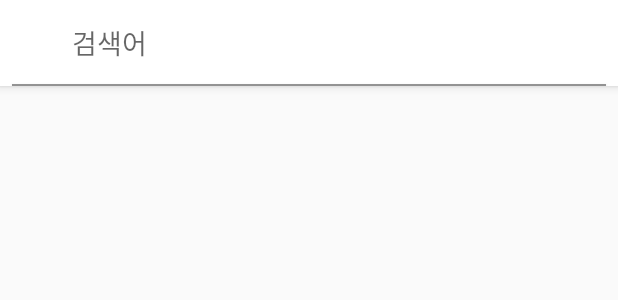
After one commit to Junmung/HangangParksMap, an Android app: the layout activity_culture.xml on its own in the app's theme, with its tools: preview values and no code run, on a phone screen of 412 x 824 dp. The commit adds this screen. Shown: the top 300 px of the screen. Run offline under Robolectric (Android 15) with nearby library versions, the phone set to English and light mode, and no system bars.

Commit message:
CultureActivity 추가

```diff
--- a/app/build.gradle
+++ b/app/build.gradle
@@ -46,7 +46,7 @@ dependencies {
     implementation 'com.google.maps.android:android-maps-utils:0.5+'
     implementation 'com.github.filosganga:geogson-core:1.2.21'
 
-    implementation group: 'com.kakao.sdk', name: 'kakaolink', version:'1.7.0'
+    implementation group: 'com.kakao.sdk', name: 'kakaolink', version: '1.7.0'
 
     implementation 'com.mahc.custombottomsheetbehavior:googlemaps-like:0.9.1'
 
--- /dev/null
+++ b/app/src/main/java/com/example/junmung/hangangparksmap/Culture/CultureActivity.java
@@ -0,0 +1,44 @@
+package com.example.junmung.hangangparksmap.Culture;
+
+import android.support.design.widget.BottomNavigationView;
+import android.support.v4.app.Fragment;
+import android.support.v4.app.FragmentManager;
+import android.support.v4.app.FragmentPagerAdapter;
+import android.support.v4.view.ViewPager;
+import android.support.v7.app.AppCompatActivity;
+import android.os.Bundle;
+import android.view.MenuItem;
+
+import com.example.junmung.hangangparksmap.R;
+
+public class CultureActivity extends AppCompatActivity {
+    // 행사목록 아이템
+    // 아이템내에 즐겨찾기버튼, 기간 지난건 보여주지않기,
+    // 최근일자 순서로 보여주고
+    // 필터가 굉장히 중요!
+    // 필터에 즐겨찾기를 넣는게 나을듯 - 액션바에서 컨트롤 하기 위함
+    // 지역, 일자, 즐겨찾기
+
+    // 클릭했을때 아래로 펼치는 형식? 새로운 액티비티?
+
+
+    //  툴바 커스텀 작업 하기
+
+
+
+    @Override
+    protected void onCreate(Bundle savedInstanceState) {
+        super.onCreate(savedInstanceState);
+        setContentView(R.layout.activity_culture);
+
+        getID_SetListener();
+
+    }
+
+    private void getID_SetListener() {
+
+
+
+
+    }
+}
--- a/app/src/main/java/com/example/junmung/hangangparksmap/MainActivity.java
+++ b/app/src/main/java/com/example/junmung/hangangparksmap/MainActivity.java
@@ -15,6 +15,7 @@ import android.widget.Button;
 import android.widget.Toast;
 
 import com.example.junmung.hangangparksmap.ARGuide.ARGuideActivity;
+import com.example.junmung.hangangparksmap.Culture.CultureActivity;
 import com.example.junmung.hangangparksmap.CulturePointPOJO.CulturePojo;
 import com.example.junmung.hangangparksmap.CulturePointPOJO.Mgishangang;
 import com.example.junmung.hangangparksmap.CulturePointPOJO.Row;
@@ -64,6 +65,8 @@ public class MainActivity extends AppCompatActivity {
 //        SharedPreferences preferences = getSharedPreferences("", MODE_PRIVATE);
 //        getCultureInfos();
 
+
+
     }
 
 
@@ -85,7 +88,8 @@ public class MainActivity extends AppCompatActivity {
                     break;
 
                 case R.id.btn_gate:
-                    Intent exitIntent = new Intent(MainActivity.this, MapActivity.class);
+//                    Intent exitIntent = new Intent(MainActivity.this, MapActivity.class);
+                    Intent exitIntent = new Intent(MainActivity.this, CultureActivity.class);
                     exitIntent.putExtra("Exiting", true);
                     startActivity(exitIntent);
                     break;
@@ -114,19 +118,7 @@ public class MainActivity extends AppCompatActivity {
     }
 
 
-    /**
-     *  한강몽땅 자료 파싱
-     *  서울시에서는 한강관련한 여름 행사인 '한강몽땅'을 진행하고있다.
-     *  이 앱에서는 행사들의 정보를 사용자에게 보여주어야 하는데
-     *  서울시가 제공하는 '지도태깅 API' 에서는 행사사진이나 Url 등 자세한 정보를 제공하지 않는다.
-     *  먼저, Android WebView 로 '한강몽땅' 웹페이지에 들어가서 검색 Url 을 가져왔다.
-     *  사용자가 보고싶어하는 행사의 제목을 검색 하였을 때,
-     *  WebView 내의 웹페이지에서는 해당하는 목록이 뜨게 된다.
-     *  웹페이지 Html Tag 중 행사제목과 같은 Tag 를 찾아내어, href 주소를 통해 들어가야만
-     *  해당하는 행사의 세부정보를 볼 수 있다.
-     *  WebView 의 loadUrl() 함수를 사용하여 Javascript + jQuery 문법으로 href 를 찾아낸 후,
-     *  최종적으로 window.location.href 를 사용하여 세부정보를 사용자에게 보여준다.
-     */
+
     private void getCultureInfos(){
         Retrofit retrofit = RetrofitClient.getCultureCilent();
         ApiService apiService = retrofit.create(ApiService.class);
@@ -159,7 +151,7 @@ public class MainActivity extends AppCompatActivity {
         TedPermission.with(this)
                 .setPermissionListener(permissionListener)
                 .setRationaleMessage("앱을 원활히 이용하기 위해선 권한이 필요합니다")
-                .setDeniedMessage("이걸 거부한다고?")
+                .setDeniedMessage("거부하시면 앱의 사용이 어렵습니다")
                 .setPermissions(
                         Manifest.permission.CAMERA, Manifest.permission.READ_EXTERNAL_STORAGE,
                         Manifest.permission.WRITE_EXTERNAL_STORAGE, Manifest.permission.ACCESS_FINE_LOCATION
--- a/app/src/main/java/com/example/junmung/hangangparksmap/Map/Dialog/FilterListFragment.java
+++ b/app/src/main/java/com/example/junmung/hangangparksmap/Map/Dialog/FilterListFragment.java
@@ -18,7 +18,7 @@ import java.util.ArrayList;
 import java.util.List;
 
 public class FilterListFragment extends Fragment {
-    static final int LIST_SIZE = 9;
+    private static final int LIST_SIZE = 9;
     private GridView gridView;
     private FilterItemOnClickListener filterClickListener ;
 
@@ -76,15 +76,11 @@ public class FilterListFragment extends Fragment {
         public void onItemClick(AdapterView<?> parent, View view, int position, long id) {
             // 클릭했을때 값을 계산해주는 메소드를 이곳에서 호출한다.
             // 계산한뒤 또 getName() 같은 함수를 메인에서 호출하게 되면 받아올수잇다.
-
-            // 이 부분에 parent.getItem 어쩌구로 아이템 얻어온후 string값 넘겨주자
             FilterItem item = (FilterItem)parent.getItemAtPosition(position);
 
             filterClickListener.onFilterItemClicked(item.getName());
         }
     };
-
-
 
 
 
--- /dev/null
+++ b/app/src/main/res/layout/activity_culture.xml
@@ -0,0 +1,90 @@
+<?xml version="1.0" encoding="utf-8"?>
+<android.support.design.widget.CoordinatorLayout xmlns:android="http://schemas.android.com/apk/res/android"
+    xmlns:app="http://schemas.android.com/apk/res-auto"
+    xmlns:tools="http://schemas.android.com/tools"
+    android:layout_width="match_parent"
+    android:layout_height="match_parent"
+    android:fitsSystemWindows="false"
+    tools:context=".Culture.CultureActivity">
+    <android.support.design.widget.AppBarLayout
+        android:id="@+id/activity_culture_appBarLayout"
+        android:layout_width="match_parent"
+        android:layout_height="wrap_content"
+        android:fitsSystemWindows="true"
+        >
+
+        <android.support.design.widget.CollapsingToolbarLayout
+            android:layout_width="match_parent"
+            android:layout_height="wrap_content"
+            app:layout_collapseMode="parallax"
+            app:layout_scrollFlags="scroll|enterAlways|snap">
+
+            <android.support.constraint.ConstraintLayout
+                android:layout_width="match_parent"
+                android:layout_height="wrap_content"
+                android:background="@color/colorWhite">
+
+                <ImageView
+                    android:id="@+id/imageView"
+                    android:layout_width="24dp"
+                    android:layout_height="24dp"
+                    android:layout_marginStart="16dp"
+                    android:layout_marginTop="16dp"
+                    app:layout_constraintStart_toStartOf="parent"
+                    app:layout_constraintTop_toTopOf="parent" />
+
+                <EditText
+                    android:id="@+id/activity_culture_editText_search"
+                    android:layout_width="0dp"
+                    android:layout_height="wrap_content"
+                    android:layout_marginEnd="16dp"
+                    android:layout_marginStart="8dp"
+                    android:ems="10"
+                    android:hint="검색어"
+                    android:inputType="textPersonName"
+                    android:singleLine="false"
+                    android:textSize="18sp"
+                    android:background="#00000000"
+                    app:srcCompat="@drawable/menu_search_64p"
+                    app:layout_constraintBottom_toBottomOf="@+id/imageView"
+                    app:layout_constraintEnd_toEndOf="parent"
+                    app:layout_constraintHorizontal_bias="0.0"
+                    app:layout_constraintStart_toEndOf="@+id/imageView"
+                    app:layout_constraintTop_toTopOf="@+id/imageView" />
+
+                <View
+                    android:id="@+id/activity_culture_divider"
+                    android:layout_width="0dp"
+                    android:layout_height="1dp"
+                    android:layout_marginEnd="8dp"
+                    android:layout_marginStart="8dp"
+                    android:layout_marginTop="16dp"
+                    android:background="@color/colorHalfInvisibleBlack"
+                    android:elevation="1dp"
+                    android:paddingBottom="3dp"
+                    android:paddingTop="3dp"
+                    app:layout_constraintEnd_toEndOf="parent"
+                    app:layout_constraintStart_toStartOf="parent"
+                    app:layout_constraintTop_toBottomOf="@+id/imageView" />
+            </android.support.constraint.ConstraintLayout>
+
+
+        </android.support.design.widget.CollapsingToolbarLayout>
+
+    </android.support.design.widget.AppBarLayout>
+
+    <android.support.v7.widget.RecyclerView
+        android:layout_width="match_parent"
+        android:layout_height="wrap_content"
+        android:layout_marginBottom="24dp"
+        android:layout_marginEnd="8dp"
+        android:layout_marginStart="8dp"
+        android:layout_marginTop="8dp"
+        app:layoutManager="android.support.v7.widget.LinearLayoutManager"
+        app:layout_anchor="@+id/activity_culture_appBarLayout"
+        app:layout_anchorGravity="top|bottom|center"
+        app:layout_behavior="@string/appbar_scrolling_view_behavior" />
+
+
+
+</android.support.design.widget.CoordinatorLayout>
```
